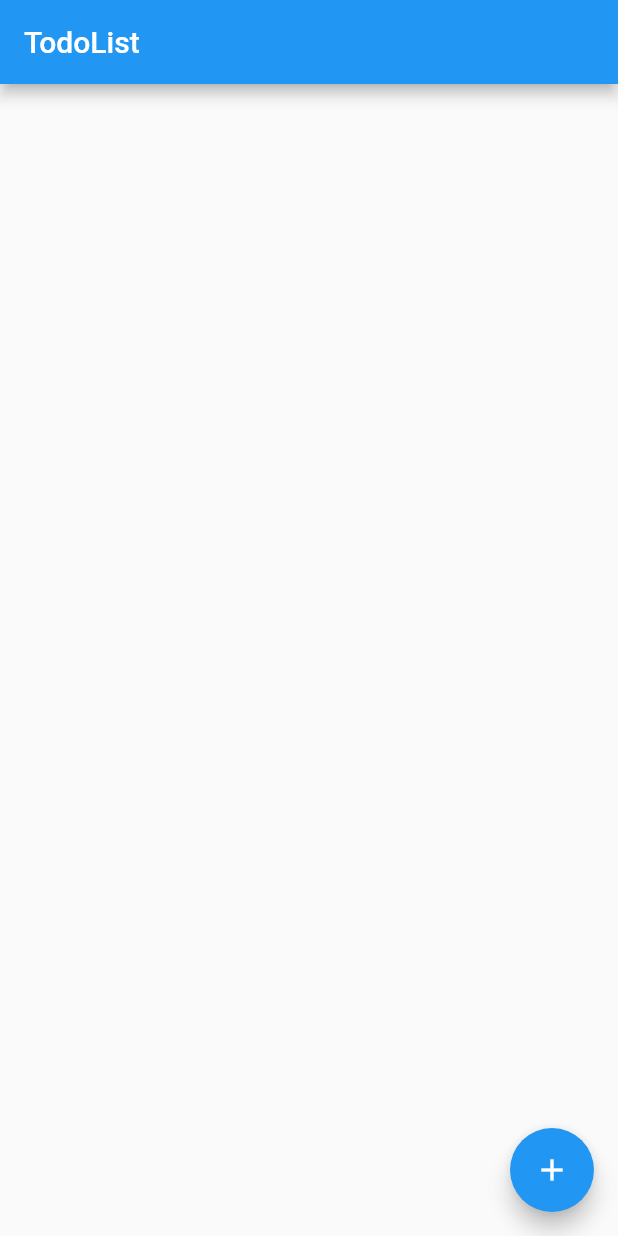
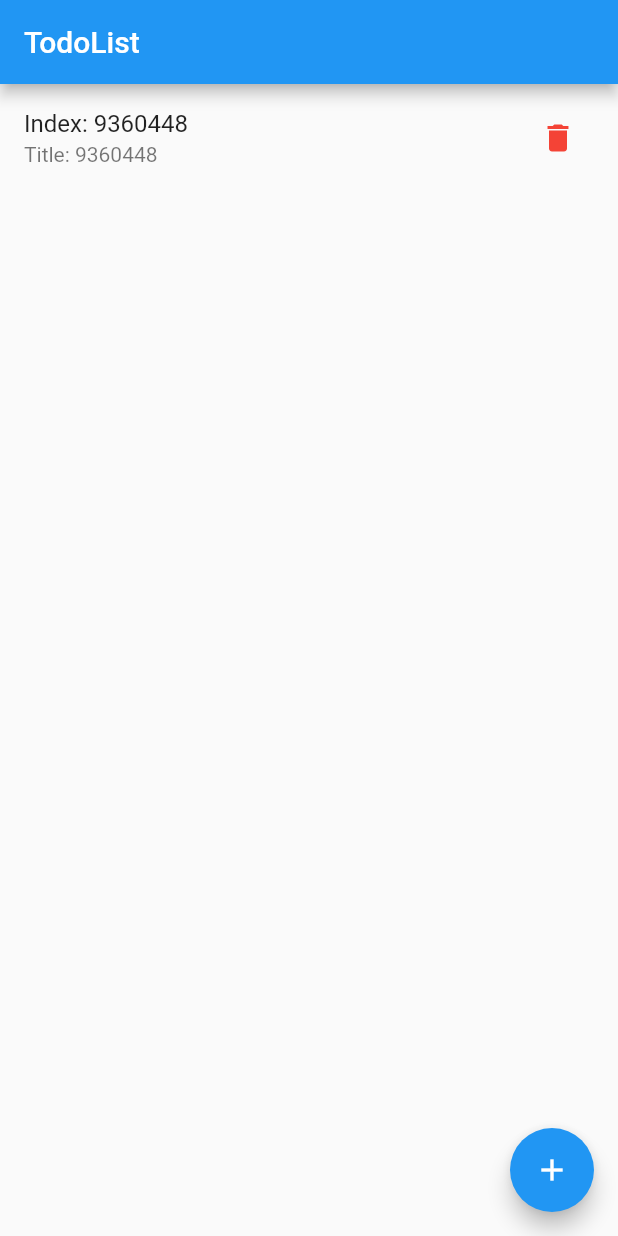
Before and after one commit to yoehwan/flutter_todo, a Flutter app: the screen it shows after launch, after a tap on the "add" icon, on a phone screen of 412 x 824 dp. Run offline on Flutter 3.47's test engine with Material 2 defaults, Android fonts, the phone set to English and light mode, and no system bars; our stand-ins replace equatable, flutter_bloc.

```diff
--- a/lib/bloc/todo_bloc/todo_bloc.dart
+++ b/lib/bloc/todo_bloc/todo_bloc.dart
@@ -3,10 +3,8 @@ library todo_bloc;
 import 'dart:async';
 
 import 'package:equatable/equatable.dart';
-import 'package:flutter/material.dart';
 import 'package:flutter_bloc/flutter_bloc.dart';
 import 'package:flutter_todo/model/todo.dart';
-import 'package:flutter_todo/view/edit_view/edit_view.dart';
 
 part 'todo_state.dart';
 part 'todo_event.dart';
@@ -15,31 +13,28 @@ class TodoBloc extends Bloc<TodoEvent, TodoState> {
   TodoBloc() : super(TodoState()) {
     on<TodoCreated>(_onCreated);
     on<TodoUpdated>(_onUpdated);
-    on<TodoDeleted>(_onDeleted);
+    on<TodoRemoved>(_onRemoved);
   }
 
   FutureOr<void> _onUpdated(TodoUpdated event, Emitter<TodoState> emit) {
     // fix to update
     final item = event.item;
     final list = [...state.todoList];
-    final index = list.indexWhere((e) => e == item);
+    final index = list.indexWhere((e) => e.index == item.index);
     list[index] = item;
     emit(state.copyWith(status: TodosViewStatus.success, todoList: list));
   }
 
-  FutureOr<void> _onDeleted(TodoDeleted event, Emitter<TodoState> emit) {}
+  FutureOr<void> _onRemoved(TodoRemoved event, Emitter<TodoState> emit) {
+    final item = event.item;
+    final list = [...state.todoList];
+    list.remove(item);
+    emit(state.copyWith(status: TodosViewStatus.success, todoList: list));
+  }
 
   FutureOr<void> _onCreated(TodoCreated event, Emitter<TodoState> emit) {
     final item = event.item;
     final list = [...state.todoList, item];
-    emit(state.copyWith(todoList: list));
-  }
-
-  Future<Todo?> onTapTodo({
-    required BuildContext context,
-    required Todo todo,
-  }) async {
-    final res = await Navigator.of(context).push(EditView.route(todo));
-    return res;
+    emit(state.copyWith(status: TodosViewStatus.success, todoList: list));
   }
 }
--- a/lib/bloc/todo_bloc/todo_event.dart
+++ b/lib/bloc/todo_bloc/todo_event.dart
@@ -5,8 +5,6 @@ abstract class TodoEvent extends Equatable {
   @override
   List<Object?> get props => [];
 }
-
-class TodoDeleted extends TodoEvent {}
 
 class TodoUpdated extends TodoEvent {
   const TodoUpdated (this.item);
@@ -18,3 +16,8 @@ class TodoCreated extends TodoEvent{
   final Todo item;
 
 }
+class TodoRemoved extends TodoEvent{
+  const TodoRemoved(this.item);
+  final Todo item;
+
+}
--- a/lib/model/todo.dart
+++ b/lib/model/todo.dart
@@ -31,9 +31,9 @@ class Todo extends Equatable {
 
   factory Todo.empty() {
     final index = DateTime.now().millisecondsSinceEpoch & 0xFFFFFF;
-    return Todo(index: index);
+    return Todo(index: index,title: "$index");
   }
 
   @override
-  List<Object?> get props => [index];
+  List<Object?> get props => [index,title,desc];
 }
--- a/lib/view/edit_view/edit_view.dart
+++ b/lib/view/edit_view/edit_view.dart
@@ -1,6 +1,4 @@
 import 'package:flutter/material.dart';
-import 'package:flutter_bloc/flutter_bloc.dart';
-import 'package:flutter_todo/bloc/edit_bloc/edit_bloc.dart';
 import 'package:flutter_todo/model/todo.dart';
 
 class EditView extends StatefulWidget {
--- a/lib/view/home_view/home_view.dart
+++ b/lib/view/home_view/home_view.dart
@@ -16,49 +16,38 @@ class HomeView extends StatelessWidget {
   Widget body() {
     return BlocBuilder<TodoBloc, TodoState>(
       buildWhen: (previous, current) {
-        return current.status==TodosViewStatus.success;
+        return previous != current || current.status == TodosViewStatus.success;
       },
       builder: (context, state) {
+        Widget todoItem(Todo todo) {
+          return ListTile(
+            onTap: () async {
+              Navigator.of(context).push(EditView.route(todo)).then((res) {
+                if (res != null) {
+                  BlocProvider.of<TodoBloc>(context).add(TodoUpdated(res));
+                }
+              });
+            },
+            title: Text("Index: ${todo.index}"),
+            subtitle: Text("Title: ${todo.title}"),
+            trailing: IconButton(
+              onPressed: () {
+                BlocProvider.of<TodoBloc>(context).add(TodoRemoved(todo));
+              },
+              icon: const Icon(
+                Icons.delete,
+                color: Colors.red,
+              ),
+            ),
+          );
+        }
+
         final list = state.todoList;
         return ListView.builder(
           itemCount: list.length,
           itemBuilder: (_, index) {
-            final item = list[index];
-            return ListTile(
-              onTap: () async {
-                final res =
-                    await Navigator.of(context).push(EditView.route(item));
-                if (res != null) {
-                  // it can be bug?
-                  BlocProvider.of<TodoBloc>(context).add(TodoUpdated(res));
-                }
-              },
-              title: Text("Index: ${item.index}"),
-              subtitle: Text("Title: ${item.title}"),
-            );
+            return todoItem(list[index]);
           },
-        );
-      },
-    );
-  }
-
-  Widget floatButton() {
-    return BlocBuilder<TodoBloc, TodoState>(
-      builder: (context, state) {
-        return FloatingActionButton(
-          onPressed: () {
-            final time = DateTime.now().millisecondsSinceEpoch;
-            context.read<TodoBloc>().add(
-                  TodoCreated(
-                    Todo(
-                      title: '$time',
-                      desc: '',
-                      index: time,
-                    ),
-                  ),
-                );
-          },
-          child: const Icon(Icons.add),
         );
       },
     );
@@ -72,4 +61,17 @@ class HomeView extends StatelessWidget {
       floatingActionButton: floatButton(),
     );
   }
+
+  Widget floatButton() {
+    return BlocBuilder<TodoBloc, TodoState>(
+      builder: (context, state) {
+        return FloatingActionButton(
+          onPressed: () {
+            BlocProvider.of<TodoBloc>(context).add(TodoCreated(Todo.empty()));
+          },
+          child: const Icon(Icons.add),
+        );
+      },
+    );
+  }
 }
```
